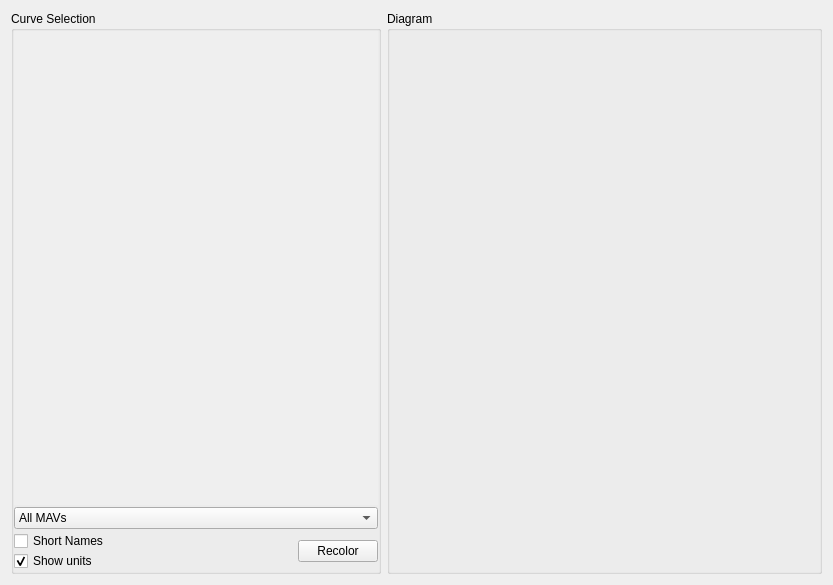
Before: the Qt Designer form src/ui/Linechart.ui in mpaperno/qgroundcontrol_aq, drawn with Qt 5.
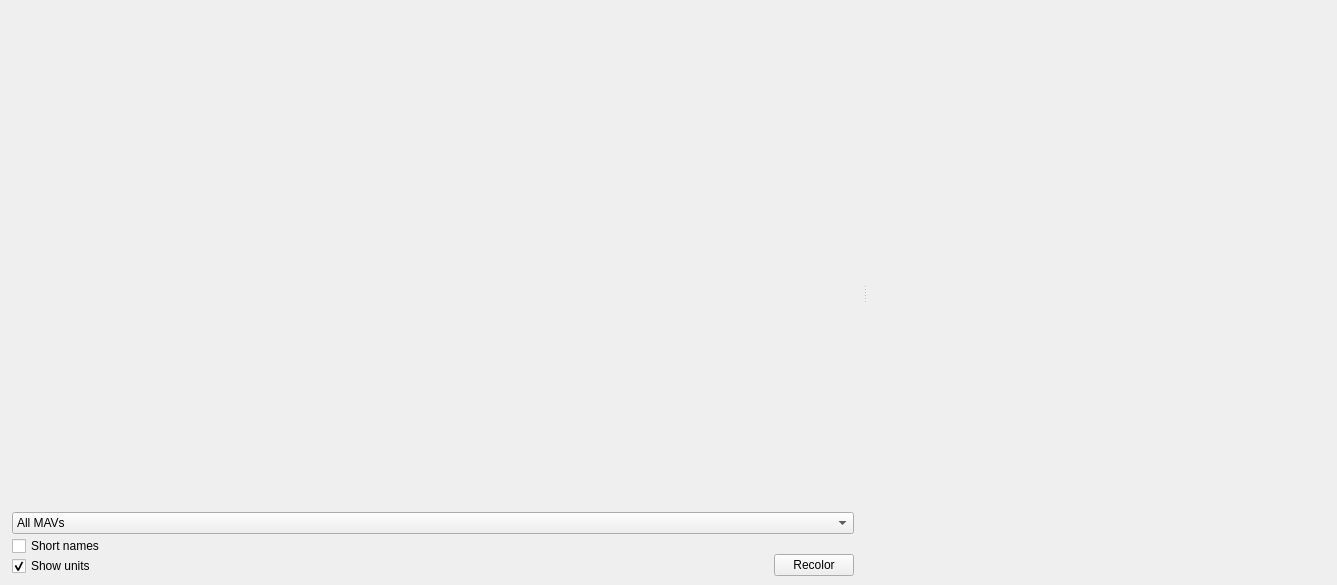
After: the same form once the commit is applied.

What changed in the file:
```diff
--- a/src/ui/Linechart.ui
+++ b/src/ui/Linechart.ui
@@ -6,7 +6,7 @@
    <rect>
     <x>0</x>
     <y>0</y>
-    <width>833</width>
+    <width>1337</width>
     <height>585</height>
    </rect>
   </property>
@@ -28,44 +28,39 @@
   <property name="styleSheet">
    <string notr="true"/>
   </property>
-  <layout class="QGridLayout" name="gridLayout" columnstretch="5,0,0">
-   <item row="0" column="0" rowspan="3">
-    <widget class="QGroupBox" name="curveGroupBox">
-     <property name="sizePolicy">
-      <sizepolicy hsizetype="Expanding" vsizetype="MinimumExpanding">
-       <horstretch>1</horstretch>
-       <verstretch>0</verstretch>
-      </sizepolicy>
-     </property>
-     <property name="minimumSize">
-      <size>
-       <width>90</width>
-       <height>200</height>
-      </size>
-     </property>
-     <property name="maximumSize">
-      <size>
-       <width>370</width>
-       <height>16777215</height>
-      </size>
-     </property>
-     <property name="styleSheet">
-      <string notr="true"/>
-     </property>
-     <property name="title">
-      <string>Curve Selection</string>
-     </property>
-     <property name="alignment">
-      <set>Qt::AlignLeading|Qt::AlignLeft|Qt::AlignTop</set>
-     </property>
-     <layout class="QVBoxLayout" name="verticalLayout" stretch="0,0">
-      <property name="spacing">
-       <number>2</number>
-      </property>
+  <layout class="QHBoxLayout" name="horizontalLayout_2">
       <property name="margin">
-       <number>0</number>
+    <number>6</number>
       </property>
       <item>
+    <widget class="QSplitter" name="splitter">
+     <property name="frameShape">
+      <enum>QFrame::NoFrame</enum>
+     </property>
+     <property name="midLineWidth">
+      <number>1</number>
+     </property>
+     <property name="orientation">
+      <enum>Qt::Horizontal</enum>
+     </property>
+     <property name="handleWidth">
+      <number>10</number>
+     </property>
+     <widget class="QWidget" name="curveGroupBox" native="true">
+      <layout class="QGridLayout" name="gridLayout" rowstretch="50,0">
+       <property name="leftMargin">
+        <number>6</number>
+       </property>
+       <property name="topMargin">
+        <number>6</number>
+       </property>
+       <property name="rightMargin">
+        <number>6</number>
+       </property>
+       <property name="bottomMargin">
+        <number>3</number>
+       </property>
+       <item row="0" column="0">
        <widget class="QScrollArea" name="curveListWidget">
         <property name="sizePolicy">
          <sizepolicy hsizetype="Minimum" vsizetype="Expanding">
@@ -108,14 +103,14 @@
           <rect>
            <x>0</x>
            <y>0</y>
-           <width>368</width>
-           <height>488</height>
+            <width>884</width>
+            <height>491</height>
           </rect>
          </property>
         </widget>
        </widget>
       </item>
-      <item>
+       <item row="1" column="0">
        <layout class="QVBoxLayout" name="verticalLayout_2">
         <property name="spacing">
          <number>2</number>
@@ -145,7 +140,7 @@
                <string>Display only variable names in curve list</string>
               </property>
               <property name="text">
-               <string>Short Names</string>
+                <string>Short names</string>
               </property>
              </widget>
             </item>
@@ -169,6 +164,28 @@
           </item>
           <item>
            <layout class="QVBoxLayout" name="verticalLayout_4">
+             <property name="spacing">
+              <number>0</number>
+             </property>
+             <property name="sizeConstraint">
+              <enum>QLayout::SetMinimumSize</enum>
+             </property>
+             <property name="bottomMargin">
+              <number>0</number>
+             </property>
+             <item>
+              <spacer name="verticalSpacer_2">
+               <property name="orientation">
+                <enum>Qt::Vertical</enum>
+               </property>
+               <property name="sizeHint" stdset="0">
+                <size>
+                 <width>20</width>
+                 <height>0</height>
+                </size>
+               </property>
+              </spacer>
+             </item>
             <item>
              <widget class="QPushButton" name="recolorButton">
               <property name="toolTip">
@@ -203,33 +220,7 @@
       </item>
      </layout>
     </widget>
-   </item>
-   <item row="0" column="2" rowspan="3">
-    <widget class="QGroupBox" name="diagramGroupBox">
-     <property name="sizePolicy">
-      <sizepolicy hsizetype="MinimumExpanding" vsizetype="MinimumExpanding">
-       <horstretch>0</horstretch>
-       <verstretch>0</verstretch>
-      </sizepolicy>
-     </property>
-     <property name="minimumSize">
-      <size>
-       <width>200</width>
-       <height>200</height>
-      </size>
-     </property>
-     <property name="baseSize">
-      <size>
-       <width>800</width>
-       <height>300</height>
-      </size>
-     </property>
-     <property name="styleSheet">
-      <string notr="true"/>
-     </property>
-     <property name="title">
-      <string>Diagram</string>
-     </property>
+     <widget class="QWidget" name="diagramGroupBox" native="true"/>
     </widget>
    </item>
   </layout>
```
Lines whose indentation alone changed are shown as unchanged.
